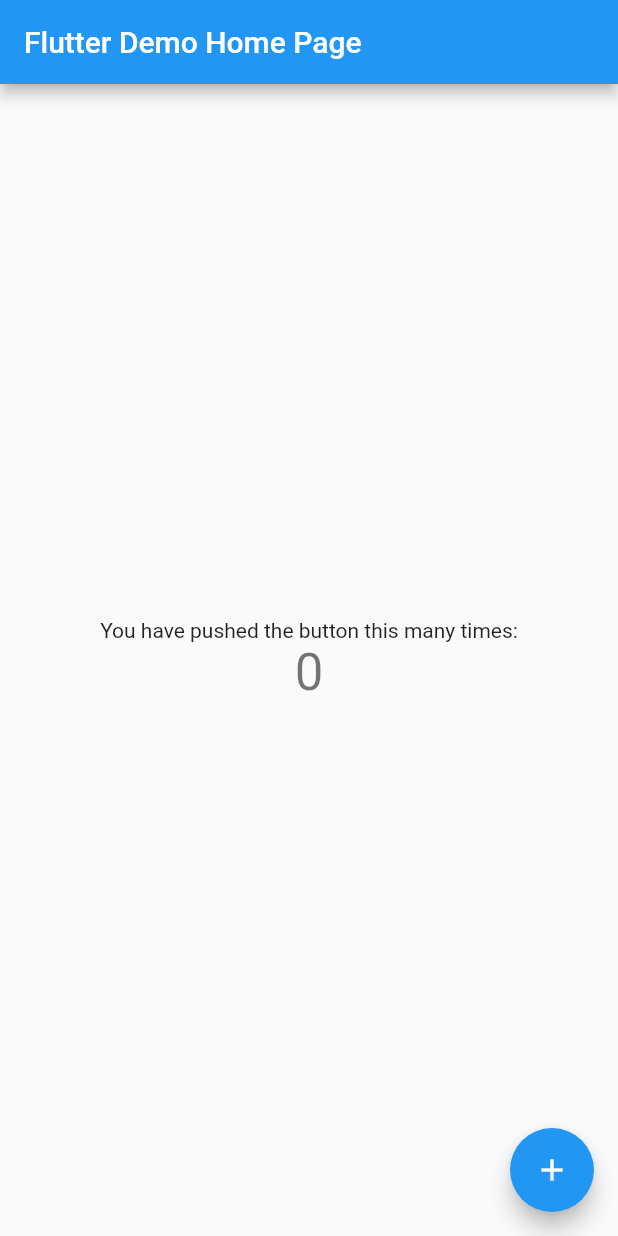
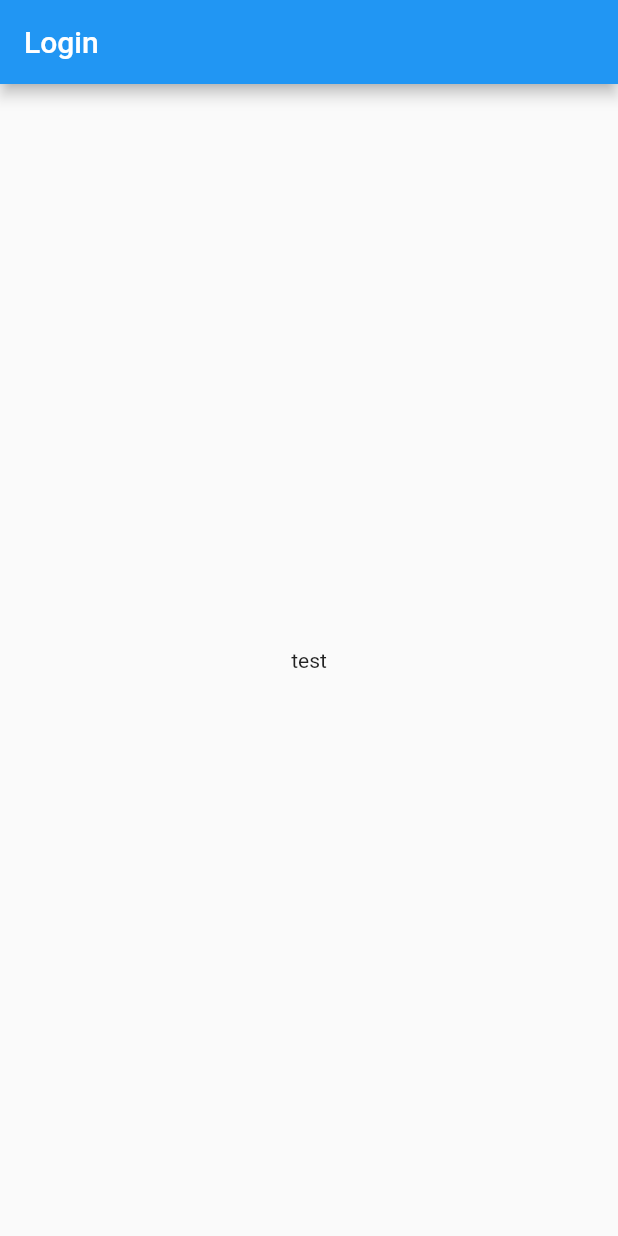
Before and after one commit to oldarbakr/PrakTID_Flutter, a Flutter app: the screen it shows after launch, on a phone screen of 412 x 824 dp. Run offline on Flutter 3.47's test engine with Material 2 defaults, Android fonts, the phone set to English and light mode, and no system bars; our stand-ins replace get, shared_preferences.

```diff
--- a/lib/main.dart
+++ b/lib/main.dart
@@ -1,5 +1,6 @@
 import 'package:flutter/material.dart';
-
+import 'package:get/get.dart';
+import 'package:praktid_flutter/view/login.dart';
 void main() {
   runApp(const MyApp());
 }
@@ -10,7 +11,7 @@
   // This widget is the root of your application.
   @override
   Widget build(BuildContext context) {
-    return MaterialApp(
+    return GetMaterialApp(
       title: 'Flutter Demo',
       theme: ThemeData(
         // This is the theme of your application.
@@ -24,92 +25,7 @@
         // is not restarted.
         primarySwatch: Colors.blue,
       ),
-      home: const MyHomePage(title: 'Flutter Demo Home Page'),
+      home: const LoginPage(),
     );
   }
 }
-
-class MyHomePage extends StatefulWidget {
-  const MyHomePage({super.key, required this.title});
-
-  // This widget is the home page of your application. It is stateful, meaning
-  // that it has a State object (defined below) that contains fields that affect
-  // how it looks.
-
-  // This class is the configuration for the state. It holds the values (in this
-  // case the title) provided by the parent (in this case the App widget) and
-  // used by the build method of the State. Fields in a Widget subclass are
-  // always marked "final".
-
-  final String title;
-
-  @override
-  State<MyHomePage> createState() => _MyHomePageState();
-}
-
-class _MyHomePageState extends State<MyHomePage> {
-  int _counter = 0;
-
-  void _incrementCounter() {
-    setState(() {
-      // This call to setState tells the Flutter framework that something has
-      // changed in this State, which causes it to rerun the build method below
-      // so that the display can reflect the updated values. If we changed
-      // _counter without calling setState(), then the build method would not be
-      // called again, and so nothing would appear to happen.
-      _counter++;
-    });
-  }
-
-  @override
-  Widget build(BuildContext context) {
-    // This method is rerun every time setState is called, for instance as done
-    // by the _incrementCounter method above.
-    //
-    // The Flutter framework has been optimized to make rerunning build methods
-    // fast, so that you can just rebuild anything that needs updating rather
-    // than having to individually change instances of widgets.
-    return Scaffold(
-      appBar: AppBar(
-        // Here we take the value from the MyHomePage object that was created by
-        // the App.build method, and use it to set our appbar title.
-        title: Text(widget.title),
-      ),
-      body: Center(
-        // Center is a layout widget. It takes a single child and positions it
-        // in the middle of the parent.
-        child: Column(
-          // Column is also a layout widget. It takes a list of children and
-          // arranges them vertically. By default, it sizes itself to fit its
-          // children horizontally, and tries to be as tall as its parent.
-          //
-          // Invoke "debug painting" (press "p" in the console, choose the
-          // "Toggle Debug Paint" action from the Flutter Inspector in Android
-          // Studio, or the "Toggle Debug Paint" command in Visual Studio Code)
-          // to see the wireframe for each widget.
-          //
-          // Column has various properties to control how it sizes itself and
-          // how it positions its children. Here we use mainAxisAlignment to
-          // center the children vertically; the main axis here is the vertical
-          // axis because Columns are vertical (the cross axis would be
-          // horizontal).
-          mainAxisAlignment: MainAxisAlignment.center,
-          children: <Widget>[
-            const Text(
-              'You have pushed the button this many times:',
-            ),
-            Text(
-              '$_counter',
-              style: Theme.of(context).textTheme.headline4,
-            ),
-          ],
-        ),
-      ),
-      floatingActionButton: FloatingActionButton(
-        onPressed: _incrementCounter,
-        tooltip: 'Increment',
-        child: const Icon(Icons.add),
-      ), // This trailing comma makes auto-formatting nicer for build methods.
-    );
-  }
-}
--- /dev/null
+++ b/lib/view/login.dart
@@ -0,0 +1,19 @@
+import 'package:flutter/material.dart';
+import 'package:shared_preferences/shared_preferences.dart';
+
+class LoginPage extends StatelessWidget {
+  const LoginPage({super.key});
+
+  @override
+  Widget build(BuildContext context) {
+
+
+    return Scaffold(
+
+      appBar: AppBar(
+        title: const Text("Login"),
+      ),
+      body: const Center(child:  Text("test")),
+    );
+  }
+}
--- /dev/null
+++ b/lib/view/register.dart
@@ -0,0 +1,10 @@
+import 'package:flutter/material.dart';
+
+class RegisterPage extends StatelessWidget {
+  const RegisterPage({super.key});
+
+  @override
+  Widget build(BuildContext context) {
+    return Container();
+  }
+}
--- a/pubspec.yaml
+++ b/pubspec.yaml
@@ -36,6 +36,8 @@
   # The following adds the Cupertino Icons font to your application.
   # Use with the CupertinoIcons class for iOS style icons.
   cupertino_icons: ^1.0.2
+  get: ^4.6.5
+  shared_preferences: ^2.0.15
 
 dev_dependencies:
   flutter_test:
```
Also changed, not shown: lib/controller/loginController.dart (added), lib/model/user.dart (added), pubspec.lock, 1 other file.
